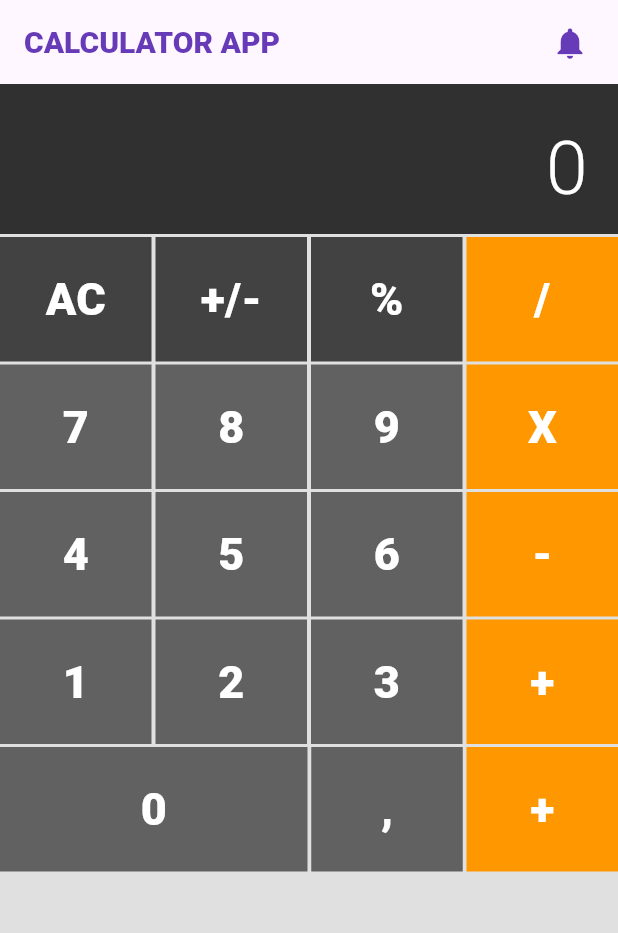
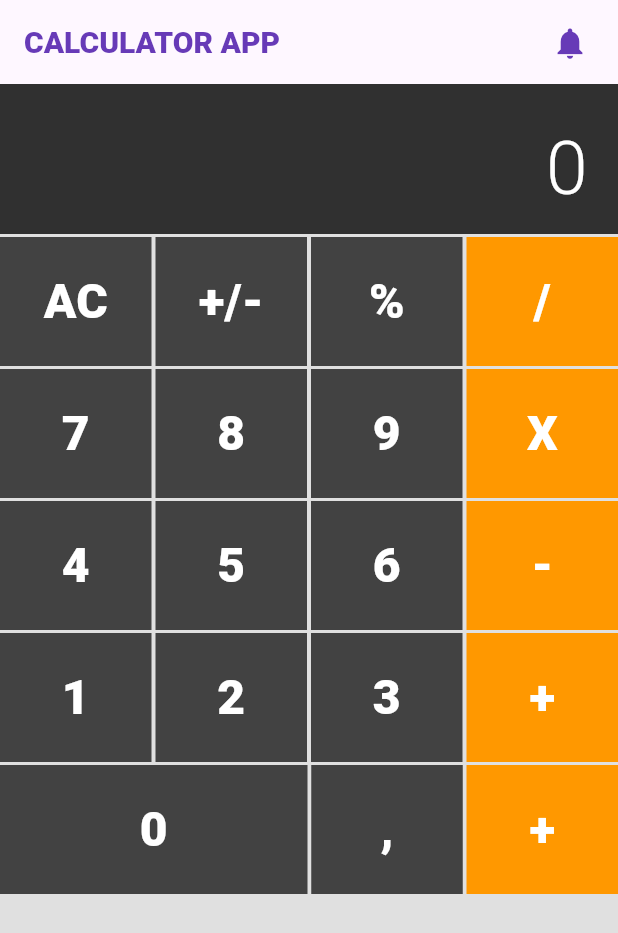
Before and after one commit to devDonald/basic_demo_app, a Flutter app: the screen it shows after launch, on a phone screen of 412 x 824 dp. Shown: the top 933 px of the screen. Run offline on Flutter 3.47's test engine with Material 3 defaults, Android fonts, the phone set to English and light mode, and no system bars; our stand-ins replace hugeicons.

Commit message:
increased font size and color variant

```diff
--- a/lib/calculator_buttons.dart
+++ b/lib/calculator_buttons.dart
@@ -15,12 +15,12 @@ class CalcBtn extends StatelessWidget {
     return Container(
       padding: .all(20),
       width: width??101,
-      color: bgColor??Colors.grey[700],
+      color: bgColor??Colors.grey[800],
       child: Center(
         child: Text(
           text,
           style: TextStyle(
-              fontSize: 30,
+              fontSize: 32,
               fontWeight: .w900,
               color: Colors.white
           ),
```
